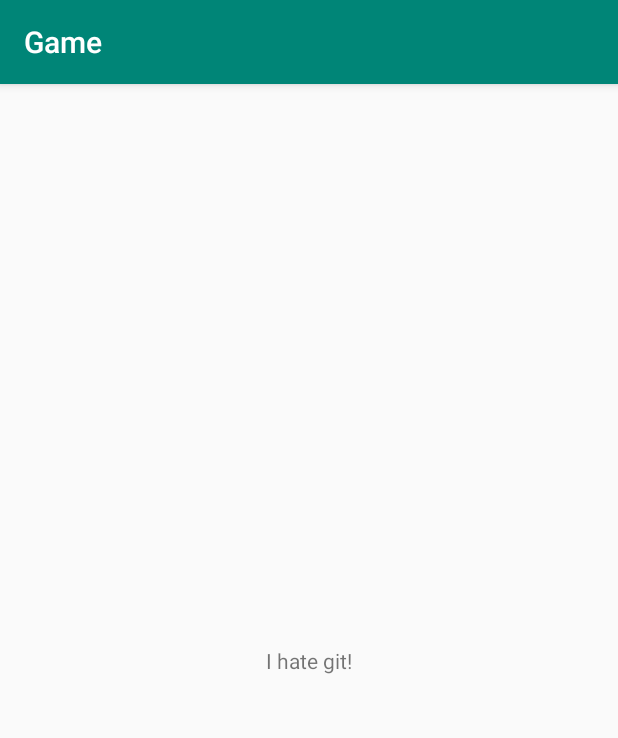
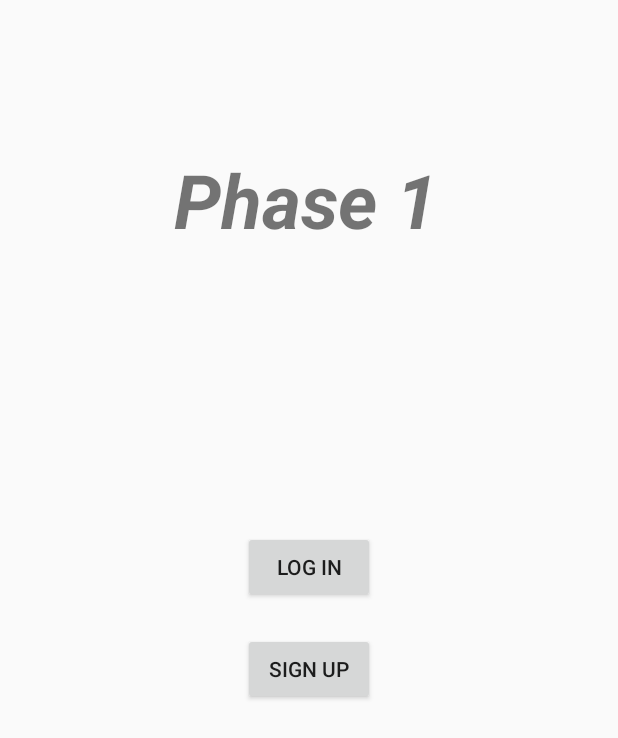
Before and after one commit to AdiThakur/phase, an Android app: the screen it shows after launch (MainActivity), on a phone screen of 412 x 824 dp. Shown: the top 738 px of the screen. Run offline under Robolectric (Android 15) with nearby library versions, the phone set to English and light mode, and no system bars.

Commit message:
Added activities and corresponding layout resources for main menu, log-in, and sign-up screens.

```diff
--- a/phase1/Game/app/src/main/AndroidManifest.xml
+++ b/phase1/Game/app/src/main/AndroidManifest.xml
@@ -9,6 +9,8 @@
         android:roundIcon="@mipmap/ic_launcher_round"
         android:supportsRtl="true"
         android:theme="@style/AppTheme">
+        <activity android:name=".signUp"></activity>
+        <activity android:name=".logIn" />
         <activity android:name=".MainActivity">
             <intent-filter>
                 <action android:name="android.intent.action.MAIN" />
--- a/phase1/Game/app/src/main/res/layout/activity_main.xml
+++ b/phase1/Game/app/src/main/res/layout/activity_main.xml
@@ -6,13 +6,44 @@
     android:layout_height="match_parent"
     tools:context=".MainActivity">
 
-    <TextView
+    <LinearLayout
+        android:id="@+id/linearLayout"
         android:layout_width="wrap_content"
         android:layout_height="wrap_content"
-        android:text="I hate git!"
+        android:orientation="vertical"
         app:layout_constraintBottom_toBottomOf="parent"
-        app:layout_constraintLeft_toLeftOf="parent"
-        app:layout_constraintRight_toRightOf="parent"
+        app:layout_constraintEnd_toEndOf="parent"
+        app:layout_constraintStart_toStartOf="parent"
+        app:layout_constraintTop_toTopOf="parent">
+
+        <Button
+            android:id="@+id/logInButton"
+            android:layout_width="wrap_content"
+            android:layout_height="wrap_content"
+            android:layout_marginBottom="10dp"
+            android:onClick="logIn"
+            android:text="@string/log_in" />
+
+        <Button
+            android:id="@+id/signUpButton"
+            android:layout_width="wrap_content"
+            android:layout_height="wrap_content"
+            android:layout_marginTop="10dp"
+            android:onClick="signUp"
+            android:text="@string/sign_up" />
+    </LinearLayout>
+
+    <TextView
+        android:id="@+id/phase1TextView"
+        android:layout_width="wrap_content"
+        android:layout_height="wrap_content"
+        android:layout_marginStart="174dp"
+        android:layout_marginTop="99dp"
+        android:layout_marginEnd="178dp"
+        android:text="@string/game_name"
+        android:textSize="50sp"
+        android:textStyle="bold|italic"
+        app:layout_constraintEnd_toEndOf="parent"
+        app:layout_constraintStart_toStartOf="parent"
         app:layout_constraintTop_toTopOf="parent" />
-
 </androidx.constraintlayout.widget.ConstraintLayout>
--- a/phase1/Game/app/src/main/res/values/strings.xml
+++ b/phase1/Game/app/src/main/res/values/strings.xml
@@ -1,3 +1,6 @@
 <resources>
     <string name="app_name">Game</string>
+    <string name="game_name">Phase 1</string>
+    <string name="sign_up">Sign Up</string>
+    <string name="log_in">Log In</string>
 </resources>
```
Also changed, not shown: phase1/Game/app/src/main/java/com/example/game/MainActivity.java (+15 -0 lines), phase1/Game/app/src/main/java/com/example/game/logIn.java (added, +57 -0 lines), phase1/Game/app/src/main/java/com/example/game/signUp.java (added, +14 -0 lines), phase1/Game/app/src/main/res/layout/activity_log_in.xml (added, +50 -0 lines), phase1/Game/app/src/main/res/layout/activity_sign_up.xml (added, +9 -0 lines).
